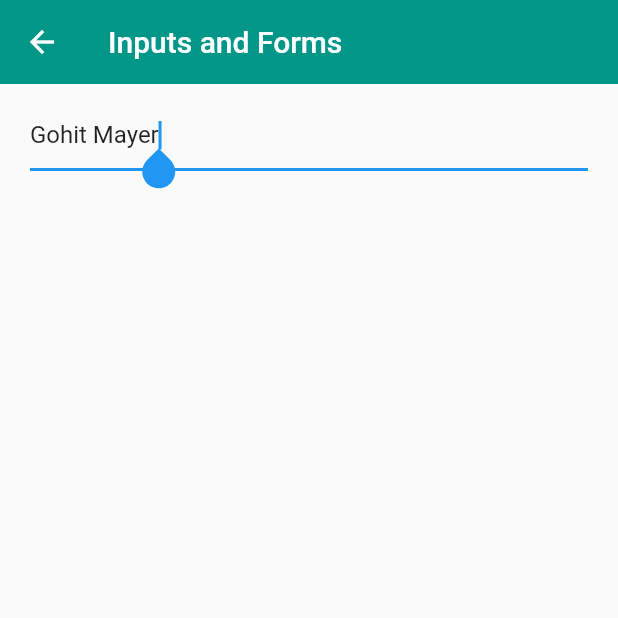
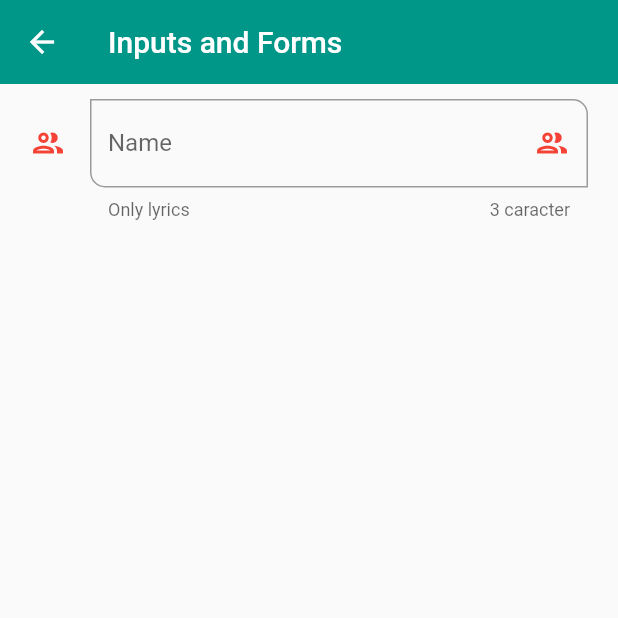
Before and after one commit to bastndev/Flutter-ListView-1, a Flutter app: the InputssScreen screen opened by its route, on a phone screen of 412 x 824 dp, the top half of it. Run offline on Flutter 3.47's test engine with Material 2 defaults, Android fonts, the phone set to English and light mode, and no system bars.

Commit message:
:recycle: Vercion 4.0.1 (5)

```diff
--- a/lib/screens/inputs_screen.dart
+++ b/lib/screens/inputs_screen.dart
@@ -14,17 +14,43 @@ class InputssScreen extends StatelessWidget {
             padding: const EdgeInsets.symmetric(horizontal: 20, vertical: 10),
             child: Column(children: [
               TextFormField(
-                autofocus: true,
-                initialValue: 'Gohit Mayer',
+                autofocus: false,
+                initialValue: '',
                 textCapitalization: TextCapitalization.words,
                 onChanged: (value) {
                   print('value: $value');
                 },
+                validator: (value) {
+                  if (value == null) return 'Este Campo es requerido';
+                  return value.length < 3 ? 'Minimo de 3 letras ' : null;
+                },
+                autovalidateMode: AutovalidateMode.onUserInteraction,
+                decoration: const InputDecoration(
+                  hintText: 'Name User',
+                  labelText: 'Name',
+                  helperText: 'Only lyrics',
+                  counterText:'3 caracter',
+                  // prefixIcon: Icon(Icons.group_outlined, color: Colors.red,),
+                  suffixIcon: Icon(Icons.group_outlined, color: Colors.red,),
+                  icon:Icon(Icons.group_outlined, color: Colors.red,),
+                  focusedBorder: OutlineInputBorder(
+                    borderSide: BorderSide(
+                      color: Colors.black
+                    )
+                  ),
+                  /* --- --- --- --- --- Borde box */
+                    border:OutlineInputBorder(
+                      borderRadius: BorderRadius.only(
+                        bottomLeft: Radius.circular(10),
+                        // bottomRight: Radius.circular(10),
+                        topRight: Radius.circular(10),
+                        // topLeft: Radius.circular(10),
+                      )
+                    )
+                ),
               )
-            ]
+            ]),
           ),
-        ),
-      )
-    );
+        ));
   }
 }
```
